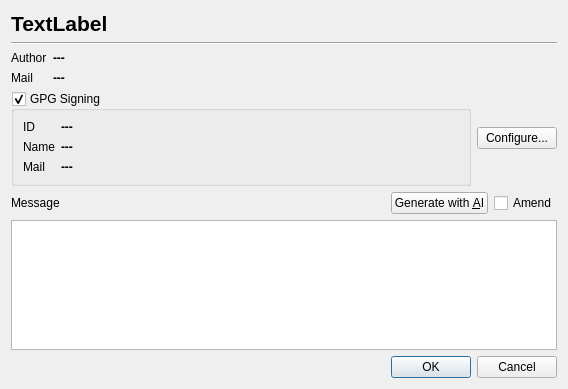
Before: the Qt Designer form src/CommitDialog.ui in soramimi/Guitar, drawn with Qt 5.
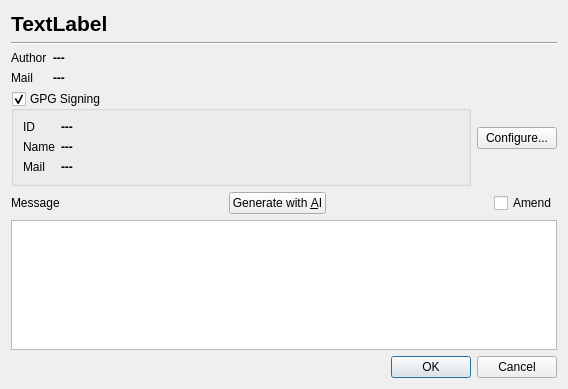
After: the same form once the commit is applied.

Commit message: Refactor CommitMessageGenerator to support GenerativeAI model and api calls

Diff of the .ui file:
```diff
--- a/src/CommitDialog.ui
+++ b/src/CommitDialog.ui
@@ -230,7 +230,20 @@
        </property>
       </widget>
      </item>
-     <item alignment="Qt::AlignRight">
+     <item>
+      <spacer name="horizontalSpacer_3">
+       <property name="orientation">
+        <enum>Qt::Orientation::Horizontal</enum>
+       </property>
+       <property name="sizeHint" stdset="0">
+        <size>
+         <width>40</width>
+         <height>20</height>
+        </size>
+       </property>
+      </spacer>
+     </item>
+     <item alignment="Qt::AlignmentFlag::AlignRight">
       <widget class="QCheckBox" name="checkbox_amend">
        <property name="text">
         <string>Amend</string>
```
Left out of the diff: 16 changed lines with no effect on the pictures. The commit also changes 7 other files.
